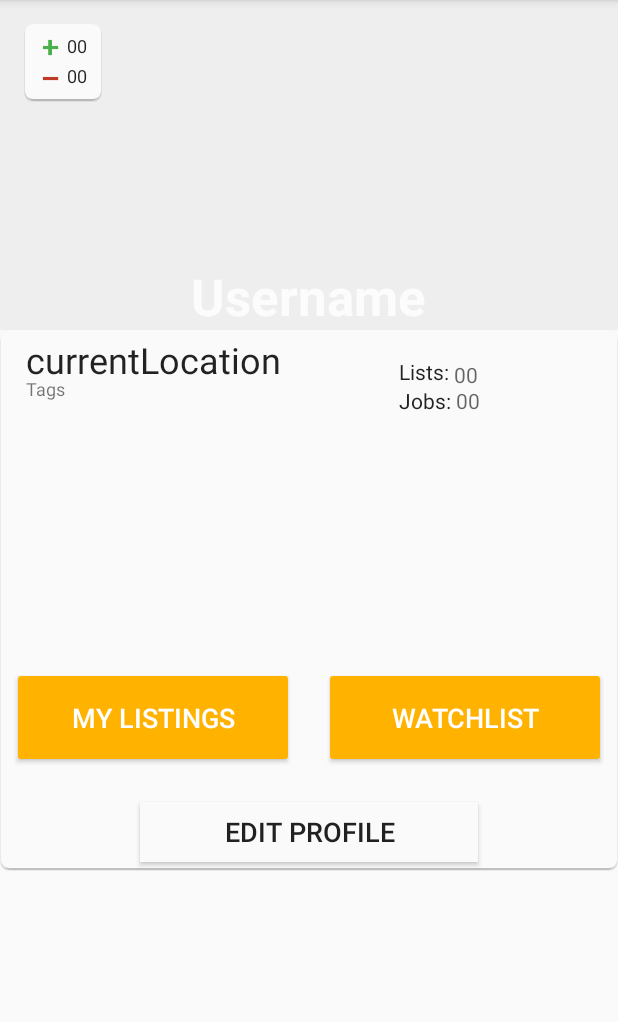
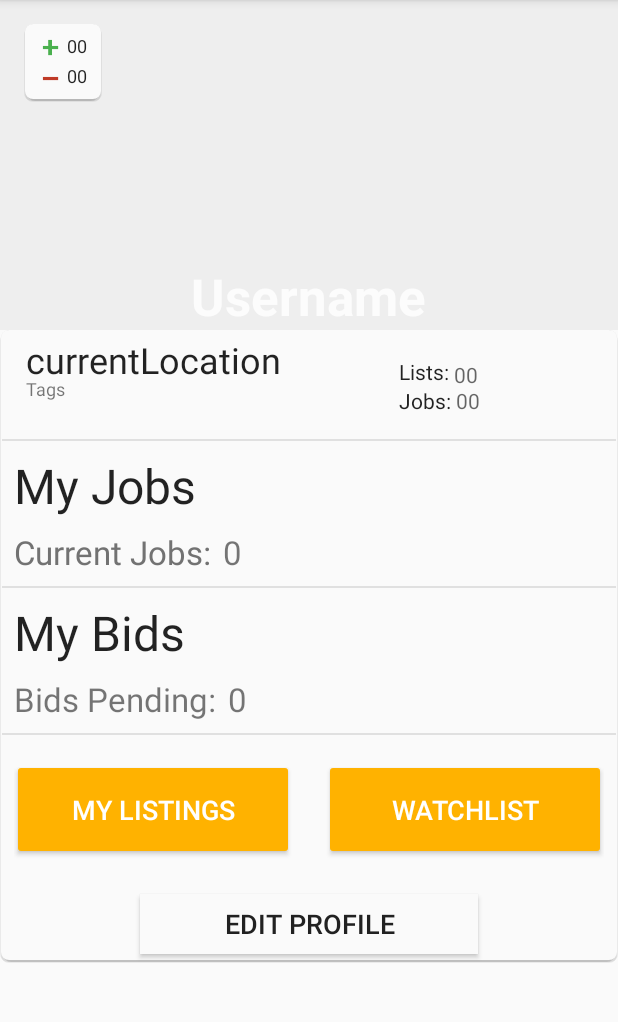
Before and after one commit to rdw88/Joblet, an Android app: the layout landing_page.xml on its own in the app's theme, with its tools: preview values and no code run, on a phone screen of 412 x 824 dp, the part 84-1106 px from its top. Run offline under Robolectric (Android 15) with nearby library versions, the phone set to English and light mode, and no system bars; plain views replace Button; network calls fail; Roboto replaces fonts that are not available here.

Commit message:
Added a drawer, changed the way we deal with tabs; both of those changes required implementing new libraries in the app. I also changed the way the overflow looks and works and kept the notification and logout functionality that you had implemented earlier. I still have not made the drawer buttons but the actuall drawer icon that makes the drawer come out works and it all looks good.

```diff
--- a/android/project/jobs/build.gradle
+++ b/android/project/jobs/build.gradle
@@ -47,5 +47,8 @@ dependencies {
     compile 'com.android.support:appcompat-v7:22.2.0'
     compile 'com.android.support:cardview-v7:22.2.0'
     compile 'com.github.rey5137:material:1.1.1'
+    compile('com.mikepenz:materialdrawer:3.0.9@aar') {
+        transitive = true
+    }
 
 }
--- a/android/project/jobs/src/main/java/com/jobs/backend/Resource.java
+++ b/android/project/jobs/src/main/java/com/jobs/backend/Resource.java
@@ -22,7 +22,7 @@ public class Resource {
     public static final ArrayList<String> LOCATIONS = new ArrayList<String>();
     public static final ArrayList<String> TAGS = new ArrayList<String>();
 
-    public static final int[] PAGE_ORDER = {R.string.title_create_listing, R.string.app_name, R.string.title_browse_listings};
+    public static final int[] PAGE_ORDER = {R.string.app_name, R.string.title_browse_listings};
 
     private static final int EARTH_RADIUS_MILES = 3959;
 
--- a/android/project/jobs/src/main/java/com/jobs/fragment/LandingPage.java
+++ b/android/project/jobs/src/main/java/com/jobs/fragment/LandingPage.java
@@ -105,12 +105,7 @@ public class LandingPage extends Fragment {
         //Buttons
         myListings = (Button) view.findViewById(R.id.my_listings);
         myListings.setTypeface(robotoMedium);
-
-        myBids = (Button) view.findViewById(R.id.my_bids);
-
-
         editProfile = (Button) view.findViewById(R.id.edit_profile);
-
         watchlist = (Button) view.findViewById(R.id.watchlist);
         watchlist.setTypeface(robotoMedium);
 
--- a/android/project/jobs/src/main/res/layout/landing_page.xml
+++ b/android/project/jobs/src/main/res/layout/landing_page.xml
@@ -178,74 +178,56 @@
             android:textSize="12dp" />
 
 
-        <RelativeLayout
+        <LinearLayout
             android:layout_width="fill_parent"
-            android:layout_height="68dp"
+            android:layout_height="wrap_content"
+            android:orientation="vertical"
             android:layout_below="@+id/jobs_label"
-            android:id="@+id/relative_jobs"
-            android:layout_marginTop="8dp">
+            android:id="@+id/container_myjobs"
+            android:layout_marginTop="8dp"
+            android:clickable="false">
 
-            <Button
-                android:background="#FAFAFA"
-                android:id="@+id/my_jobs"
+            <ImageView
                 android:layout_width="fill_parent"
-                android:layout_height="fill_parent"
-                android:paddingRight="8dp"
-                android:paddingLeft="8dp"
-                android:textColor="#468DCB"
-                android:textSize="20sp"
-                android:layout_gravity="center_horizontal"
-                android:layout_alignParentTop="true"
-                android:layout_alignParentLeft="true"
-                android:layout_alignParentStart="true" />
+                android:layout_height="1dp"
+                android:background="#E0E0E0"
+                android:id="@+id/line1" />
 
             <TextView
                 android:layout_width="wrap_content"
                 android:layout_height="wrap_content"
                 android:text="My Jobs"
-                android:layout_marginLeft="22dp"
                 android:textSize="32dp"
+                android:padding="@dimen/big_padding"
                 android:id="@+id/text_myjobs"
-                android:textColor="#212121"
-                android:singleLine="true"
-                android:layout_centerVertical="true"
-                style="bold" />
+                android:textColor="@color/primary_information"
+                />
+            <RelativeLayout
+                android:layout_width="fill_parent"
+                android:layout_height="wrap_content">
 
                 <TextView
                     android:layout_width="wrap_content"
                     android:layout_height="wrap_content"
                     android:text="@string/user_currentJobs"
                     android:textSize="22dp"
-                android:layout_marginLeft="4dp"
-                android:layout_toRightOf="@+id/text_currentjobs"
-                android:layout_alignBottom="@+id/text_currentjobs"
-                android:textColor="#727272"
+                    android:paddingLeft="@dimen/big_padding"
+                    android:textColor="@color/secondary_information"
                     android:id="@+id/user_currentJobsNumber"
-                style="bold" />
+                    android:layout_toRightOf="@+id/text_currentjobs" />
 
                 <TextView
                     android:layout_width="wrap_content"
                     android:layout_height="wrap_content"
                     android:id="@+id/text_currentjobs"
                     android:text="Current Jobs:"
+                    android:paddingLeft="@dimen/big_padding"
+                    android:paddingBottom="@dimen/big_padding"
                     android:textSize="22dp"
                     android:textColor="#727272"
                     android:layout_centerVertical="true"
-                android:layout_alignLeft="@+id/midspace2"
-                android:layout_marginBottom="6dp"
-                android:layout_alignBottom="@+id/text_myjobs"
-                style="bold" />
-            <ImageView
-                android:layout_width="fill_parent"
-                android:layout_height="1dp"
-                android:background="#E0E0E0"
-                android:id="@+id/line1" />
-            <Space
-                android:layout_width="40dp"
-                android:layout_height="5dp"
-                android:id="@+id/midspace2"
-                android:layout_centerHorizontal="true" />
-
+                    />
+            </RelativeLayout>
 
             <ImageView
                 android:layout_width="fill_parent"
@@ -253,65 +235,52 @@
                 android:background="#E0E0E0"
                 android:layout_alignParentBottom="true"
                 android:id="@+id/line2" />
-        </RelativeLayout>
+        </LinearLayout>
 
-        <RelativeLayout
+        <LinearLayout
             android:layout_width="fill_parent"
-            android:layout_height="68dp"
+            android:layout_height="wrap_content"
+            android:orientation="vertical"
             android:id="@+id/relative_bids"
-            android:layout_below="@+id/relative_jobs">
-
-             <Button
-                android:background="#FAFAFA"
-                android:id="@+id/my_bids"
-                android:layout_width="fill_parent"
-                android:layout_height="fill_parent"
-                android:paddingRight="8dp"
-                android:paddingLeft="8dp"
-                android:textColor="#468DCB"
-                android:textSize="20sp"
-                android:layout_gravity="center_horizontal"/>
+            android:layout_below="@+id/container_myjobs"
+            android:clickable="false">
 
             <TextView
                 android:layout_width="wrap_content"
                 android:layout_height="wrap_content"
                 android:text="My Bids"
-                android:layout_marginLeft="22dp"
                 android:textSize="32sp"
+                android:padding="@dimen/big_padding"
                 android:id="@+id/text_mybids"
-                android:textColor="#212121"
-                android:layout_centerVertical="true"
-                style="bold" />
+                android:textColor="@color/primary_information"
+                />
+
+            <RelativeLayout
+                android:layout_width="fill_parent"
+                android:layout_height="wrap_content">
 
                 <TextView
                     android:layout_width="wrap_content"
                     android:layout_height="wrap_content"
                     android:text="@string/user_bidspending"
                     android:textSize="22dp"
-                android:layout_toRightOf="@+id/text_bidspending"
-                android:layout_alignBottom="@+id/text_bidspending"
-                android:layout_marginLeft="4dp"
-                android:textColor="#727272"
+                    android:paddingLeft="@dimen/big_padding"
+                    android:textColor="@color/secondary_information"
                     android:id="@+id/user_currentBidsNumber"
-                style="bold" />
+                    android:layout_toRightOf="@+id/text_bidspending" />
 
                 <TextView
                     android:layout_width="wrap_content"
                     android:layout_height="wrap_content"
                     android:id="@+id/text_bidspending"
                     android:text="Bids Pending:"
+                    android:paddingLeft="@dimen/big_padding"
+                    android:paddingBottom="@dimen/big_padding"
                     android:textSize="22sp"
-                android:textColor="#727272"
-                android:layout_centerVertical="true"
-                android:layout_alignLeft="@+id/midspace"
-                android:layout_alignBottom="@+id/text_mybids"
-                android:layout_marginBottom="6dp"
-                style="bold" />
-            <Space
-                android:layout_width="40dp"
-                android:layout_height="5dp"
-                android:id="@+id/midspace"
-                android:layout_centerHorizontal="true" />
+                    android:textColor="@color/secondary_information"
+                    />
+
+            </RelativeLayout>
 
             <ImageView
                 android:layout_width="fill_parent"
@@ -320,7 +289,7 @@
                 android:id="@+id/line3"
                 android:layout_alignParentBottom="true" />
 
-        </RelativeLayout>
+        </LinearLayout>
 
         <RelativeLayout
             android:layout_width="fill_parent"
--- /dev/null
+++ b/android/project/jobs/src/main/res/menu/drawericon.xml
@@ -0,0 +1,5 @@
+<?xml version="1.0" encoding="utf-8"?>
+<menu xmlns:android="http://schemas.android.com/apk/res/android">
+
+
+</menu>
--- a/android/project/jobs/src/main/res/values/styles.xml
+++ b/android/project/jobs/src/main/res/values/styles.xml
@@ -9,7 +9,7 @@
     <color name="button">#ffb200</color>
     <color name="button_med">#ffdf81</color>
     <color name="title_color">#f05d5e</color>
-    <color name="background_light">#E1F5FE</color>
+    <color name="background_light">#EAEAEA</color>
     <color name="primary_information">#DD000000</color>
     <color name="secondary_information">#89000000</color>
     <color name="softwhite">#FAFAFA</color>
@@ -19,19 +19,18 @@
     <color name="tab_background_selected">#FFCC80</color>
     <color name="transparent">#00000000</color>
     <color name="tab_highlight">#ff9ecfbf</color>
+    <color name="indicator_color">#03A9F4</color>
+    <!-- #00E5FF -->
     <color name="mdtp_accent_color">#f05d5e</color>
     <color name="mdtp_accent_color_dark">#f05d5e</color>
 
 
     <!-- Application themes. -->
 
-    <style name="AppTheme2" parent="android:Theme.Holo.Light.DarkActionBar">
-        <item name="android:actionBarStyle">@style/AppTheme_ActionBar</item>
-        <item name="android:actionBarSize">@dimen/action_bar_height</item>
-        <item name="android:windowContentOverlay">@drawable/actionbar_shadow</item>
+    <style name="AppTheme2" parent="Theme.AppCompat.Light.NoActionBar">
         <item name="android:popupMenuStyle">@style/PopupMenu</item>
-        <item name="android:actionBarTabTextStyle">@style/MyActionBarTabText</item>
-        <item name="android:actionBarWidgetTheme">@style/PopupMenuTextView</item>
+        <item name="android:windowContentOverlay">@null</item>
+        <item name="android:dropDownListViewStyle">@style/PopupMenuTextView</item>
         <item name="colorPrimary">@color/title_color</item>
         <item name="colorPrimaryDark">@color/title_color</item>
         <item name="colorAccent">@color/background_light</item>
@@ -47,34 +46,60 @@
     </style>
 
     <style name="PopupMenu">
-        <item name="android:popupBackground">#FFCC80</item>
+        <item name="android:popupBackground">@color/softwhite</item>
     </style>
 
-    <style name="PopupMenuTextView" parent="@style/android:Theme.Holo.Light">
+    <style name="PopupMenuTextView" parent="@style/android:Widget.Holo.ListView.DropDown">
         <item name="android:textColor">#DD000000</item>
+        <item name="android:divider">@color/divider_grey</item>
+        <item name="android:dividerHeight">1px</item>
+        <item name="android:background">@color/softwhite</item>
     </style>
 
 
 
-    <style name="AppTheme" parent="android:Theme.Holo.Light.DarkActionBar">
-        <item name="android:actionBarStyle">@style/AppTheme_ActionBar</item>
-        <item name="android:actionBarSize">@dimen/action_bar_height</item>
-        <item name="android:windowContentOverlay">@drawable/actionbar_shadow</item>
-        <item name="android:homeAsUpIndicator">@drawable/actionbar_back</item>
+    <style name="AppTheme" parent="Theme.AppCompat.Light.NoActionBar">
         <item name="colorPrimary">@color/title_color</item>
         <item name="colorPrimaryDark">@color/title_color</item>
+        <item name="android:windowContentOverlay">@null</item>
         <item name="colorAccent">@color/background_light</item>
         <item name="colorControlNormal">#f05d5e</item>
         <item name="colorControlActivated">#f05d5e</item>
         <item name="colorControlHighlight">#f05d5e</item>
     </style>
 
-    <style name="AppTheme_ActionBar" parent="android:Widget.Holo.ActionBar.Solid">
+    <style name="ToolbarTheme" parent="Theme.AppCompat.Light.NoActionBar">
         <item name="android:titleTextStyle">@style/AppTheme_ActionBar_Title</item>
         <item name="android:textSize">20sp</item>
-        <item name="android:windowContentOverlay">@drawable/actionbar_shadow</item>
-        <item name="android:background">#f05d5e</item>
-        <item name="android:icon">@drawable/actionbar_icon</item>
+        <item name="android:height">@dimen/action_bar_height</item>
+        <item name="android:background">@color/title_color</item>
+        <item name="homeAsUpIndicator">@drawable/ic_menu_white_24dp</item>
+        <item name="android:homeAsUpIndicator">@drawable/ic_menu_white_24dp</item>
+        <item name="android:showAsAction">always</item>
+    </style>
+
+    <style  name="TabPageIndicator"  parent="Material.Widget.TabPageIndicator.Light">
+        <item name="android:background">@color/title_color</item>
+        <item name="android:textColor">@color/softwhite</item>
+        <item name="android:textSize">22sp</item>
+        <item name="tpi_tabPadding">12dp</item>
+        <item name="tpi_tabRipple">@style/TabRippleStyle</item>
+        <item name="tpi_indicatorHeight">3dp</item>
+        <item name="tpi_indicatorColor">@color/indicator_color</item>
+        <item name="android:textAppearance">@style/TabText</item>
+        <item name="tpi_mode">fixed</item>
+    </style>
+
+    <style name="TabText" >
+        <item name="android:textColor">@color/softwhite</item>
+    </style>
+
+    <style name="TabRippleStyle" parent="Material.Drawable.Ripple.Wave">
+        <item name="android:background">@color/title_color</item>
+        <item name="rd_rippleAnimDuration">300</item>
+        <item name="rd_maskType">rectangle</item>
+        <item name="rd_cornerRadius">0dp</item>
+        <item name="rd_padding">0dp</item>
     </style>
 
     <style name="AppTheme_ActionBar_Title" parent="android:TextAppearance.Holo.Widget.ActionBar.Title">
@@ -82,6 +107,10 @@
         <item name="android:textSize">22sp</item>
     </style>
 
+    <style name="ToolbarRippleStyle" parent="Material.Drawable.Ripple.Touch.MatchView.Light">
+        <item name="rd_backgroundColor">@android:color/transparent</item>
+        <item name="rd_rippleColor">#33FFFFFF</item>
+    </style>
 
     <!-- RelativeView theme -->
 
```
Also changed, not shown: android/project/jobs/src/main/java/com/jobs/activity/Main.java (+198 -48 lines), android/project/jobs/src/main/res/layout/activity_main.xml (+39 -7 lines), android/project/jobs/src/main/res/layout/row_drawer.xml (added, +8 -0 lines), android/project/jobs/src/main/res/menu/overflow.xml (+7 -11 lines), android/project/jobs/src/main/res/menu/overflowlist.xml (added, +11 -0 lines), android/project/jobs/src/main/res/drawable/ic_menu_white_24dp.png (added), android/project/jobs/src/main/res/drawable/ic_more_vert_black_24dp.png (added), android/project/jobs/src/main/res/drawable/ic_more_vert_white_24dp.png (added), 1 other file. Lines whose indentation alone changed are shown as unchanged.
